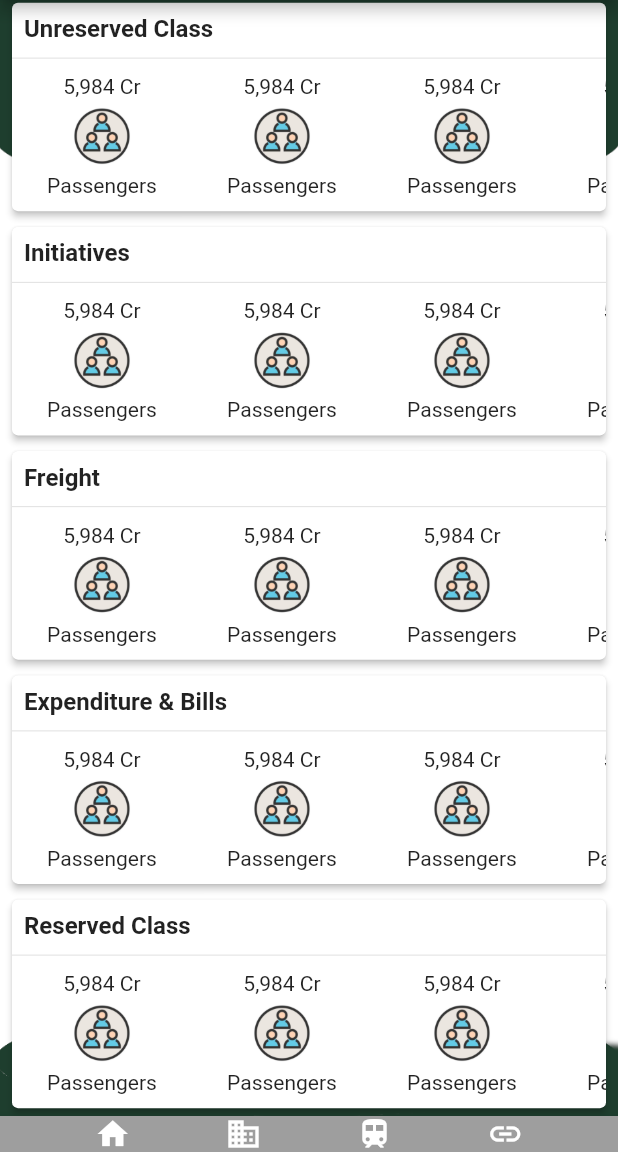
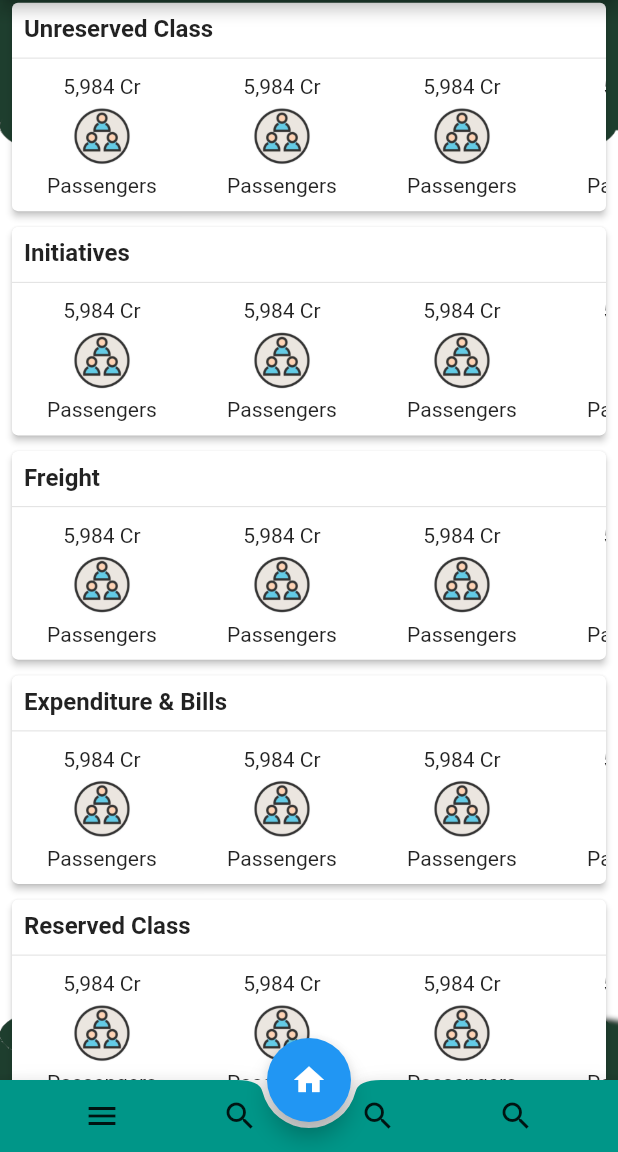
Before and after one commit to dhruv-singhal-github/drishti, a Flutter app: the screen it shows after launch, scrolled down 353 dp, on a phone screen of 412 x 824 dp, the part 84-1236 px from its top. Run offline on Flutter 3.47's test engine with Material 2 defaults, Android fonts, the phone set to English and light mode, and no system bars; our stand-ins replace carousel_pro; network calls fail.

Commit message:
bottom Navigation Bar

```diff
--- a/lib/HomePage.dart
+++ b/lib/HomePage.dart
@@ -65,30 +65,25 @@ class _HomePageState extends State<HomePage> {
       ),
       body: _createMainPage(),
       bottomNavigationBar: BottomAppBar(
-        color: Colors.grey,
+        shape: CircularNotchedRectangle(),
+        notchMargin:4.0,
+        color: Colors.teal,
         child: Row(
+          mainAxisSize: MainAxisSize.max,
           mainAxisAlignment: MainAxisAlignment.spaceEvenly,
           children: <Widget>[
-            Icon(
-              Icons.home,
-              color: Colors.white,
-            ),
-            Icon(
-              Icons.business,
-              color: Colors.white,
-            ),
-            Icon(
-              Icons.train,
-              color: Colors.white,
-            ),
-            Icon(
-              Icons.link,
-              color: Colors.white,
-            ),
+            IconButton(icon: Icon(Icons.menu),onPressed: (){},),
+            IconButton(icon:Icon(Icons.search),onPressed: () {},),
+            IconButton(icon:Icon(Icons.search),onPressed: () {},),
+            IconButton(icon:Icon(Icons.search),onPressed: () {},)
           ],
         ),
       ),
+    floatingActionButtonLocation: FloatingActionButtonLocation.centerDocked,
+      floatingActionButton: FloatingActionButton(
+          child:const Icon(Icons.home),onPressed: (){}),
     );
+
   }
 }
 
```
Also changed, not shown: lib/main.dart (+6 -2 lines), 2 other files.
